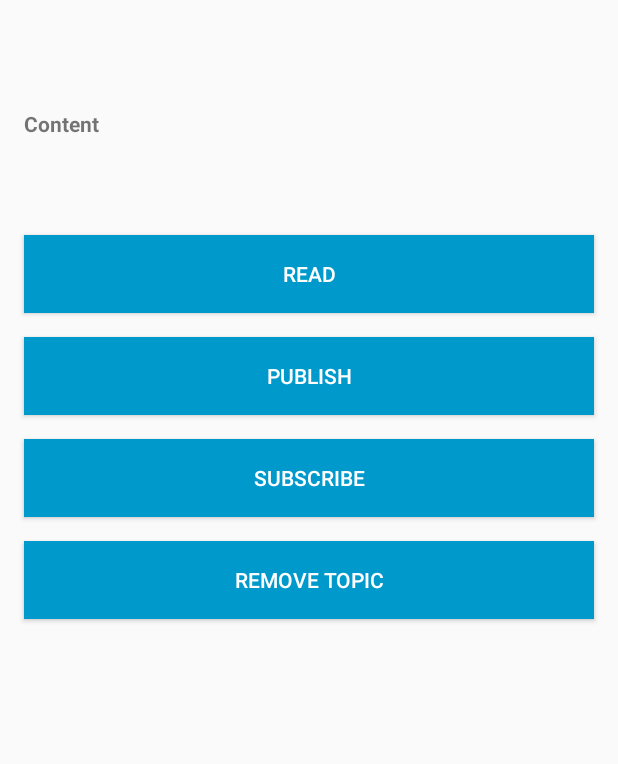
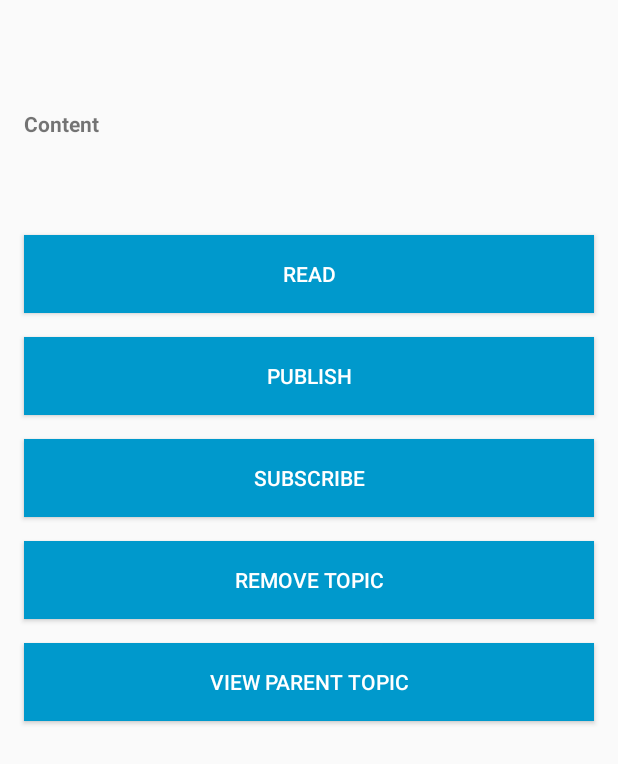
Before and after one commit to ihilal/Noisy, an Android app: the layout activity_topic_ct0.xml on its own in the app's theme, with its tools: preview values and no code run, on a phone screen of 412 x 824 dp. Shown: the top 764 px of the screen. Run offline under Robolectric (Android 15) with nearby library versions, the phone set to English and light mode, and no system bars.

Commit message:
added View parent topics button to topics

```diff
--- a/app/src/main/java/com/example/readsensors/Topic.java
+++ b/app/src/main/java/com/example/readsensors/Topic.java
@@ -31,6 +31,12 @@ public class Topic {
 
             }
         }
+    }
+
+    public Topic(int ct, String path) {
+        this.path = path;
+        this.ct = ct;
+        this.name = this.path.substring(this.path.lastIndexOf('/') + 1);
     }
 
     @Override
--- a/app/src/main/res/layout/activity_topic_ct0.xml
+++ b/app/src/main/res/layout/activity_topic_ct0.xml
@@ -5,6 +5,24 @@
     android:layout_width="match_parent"
     android:layout_height="match_parent"
     tools:context=".TopicActivity">
+
+    <Button
+        android:id="@+id/btnParent"
+        android:layout_width="0dp"
+        android:layout_height="52dp"
+        android:layout_marginStart="16dp"
+        android:layout_marginLeft="16dp"
+        android:layout_marginTop="16dp"
+        android:layout_marginEnd="16dp"
+        android:layout_marginRight="16dp"
+        android:background="@android:color/holo_blue_dark"
+        android:onClick="viewParent"
+        android:text="VIEW PARENT TOPIC"
+        android:textColor="@android:color/white"
+        app:layout_constraintEnd_toEndOf="parent"
+        app:layout_constraintHorizontal_bias="0.0"
+        app:layout_constraintStart_toStartOf="parent"
+        app:layout_constraintTop_toBottomOf="@+id/button5" />
 
     <TextView
         android:id="@+id/tvRead"
```
Also changed, not shown: app/src/main/java/com/example/readsensors/TopicActivity.java (+21 -0 lines), app/src/main/res/layout/activity_topic_ct40.xml (+18 -0 lines).
